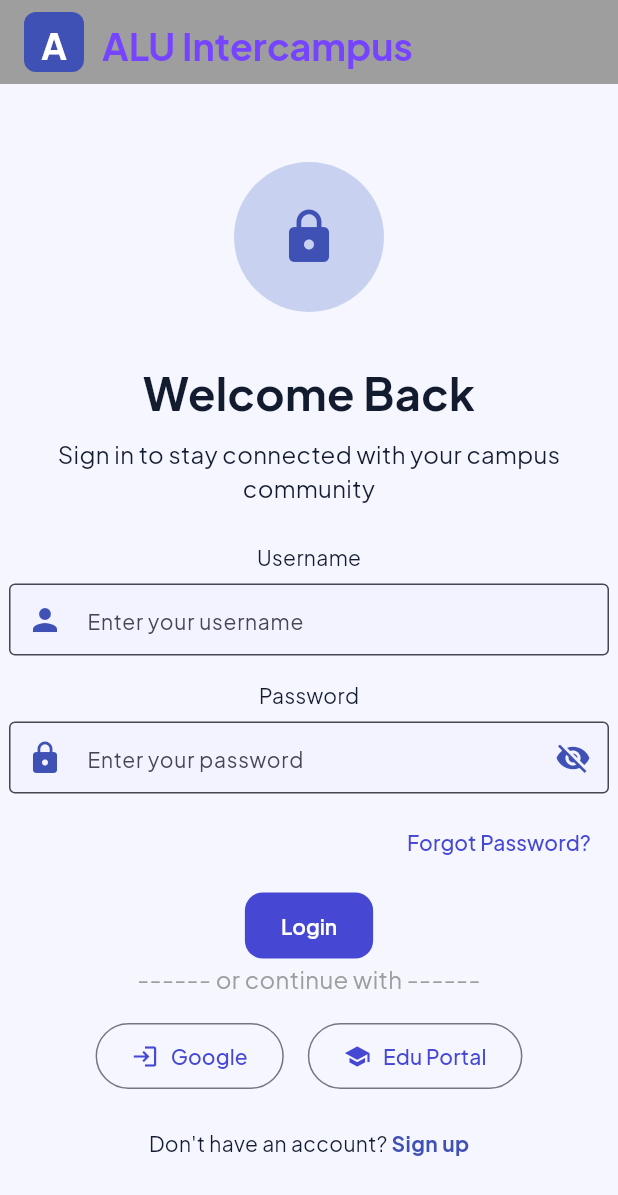
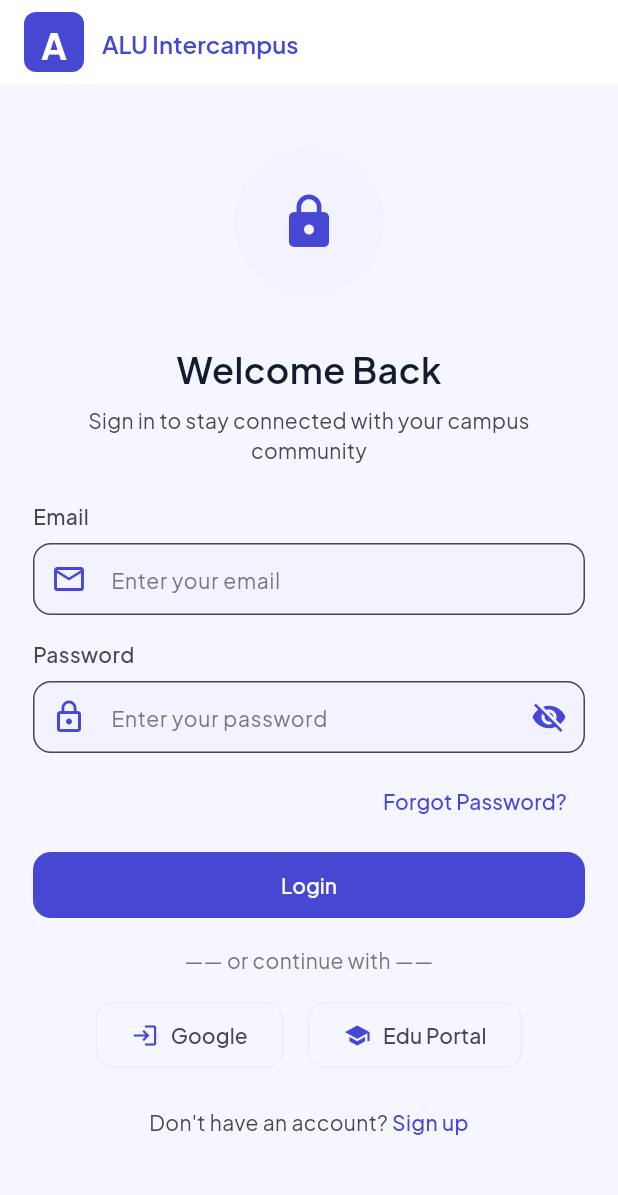
Before and after one commit to Udopara/Project1_Group-2, a Flutter app: the screen it shows after launch, on a phone screen of 412 x 824 dp. Shown: the top 1195 px of the screen. Run offline on Flutter 3.47's test engine with Material 3 defaults, Android fonts, the light colour scheme and no system bars; accounts and stored records are empty.

Commit message:
made a few changes in main.dart and login.dart and added the RSVP list

```diff
--- a/lib/main.dart
+++ b/lib/main.dart
@@ -6,6 +6,7 @@ import 'package:formative_assignment1/ui/screens/explore_screen.dart';
 import 'package:formative_assignment1/ui/screens/create_screen.dart';
 import 'package:formative_assignment1/ui/screens/chats_screen.dart';
 import 'package:formative_assignment1/ui/screens/profile_screen.dart';
+import 'package:formative_assignment1/ui/screens/RSVP_screen.dart';
 
 void main() {
   runApp(const MyApp());
@@ -27,6 +28,7 @@ class MyApp extends StatelessWidget {
         '/create':  (_) => const CreateScreen(),
         '/chats':   (_) => const ChatsScreen(),
         '/profile': (_) => const ProfileScreen(),
+        '/rsvp':   (_) => const RSVP(),
       },
     );
   }
--- a/lib/ui/screens/login.dart
+++ b/lib/ui/screens/login.dart
@@ -1,4 +1,6 @@
-import "package:flutter/material.dart";
+import 'package:flutter/material.dart';
+import 'package:formative_assignment1/data/session.dart';
+import 'package:formative_assignment1/theme/app_theme.dart';
 
 class Register extends StatefulWidget {
   const Register({super.key});
@@ -7,58 +9,71 @@ class Register extends StatefulWidget {
   State<Register> createState() => _RegisterState();
 }
 
-enum Gender { male, female}
-
 class _RegisterState extends State<Register> {
   final GlobalKey<FormState> formkey = GlobalKey<FormState>();
-  final nameController = TextEditingController();
+  final emailController = TextEditingController();
   final passwordController = TextEditingController();
   bool _obscurePassword = true;
+
+  void _handleLogin() {
+    if (!formkey.currentState!.validate()) return;
+
+    Session.login(emailController.text.trim(), passwordController.text);
+
+    if (Session.isLoggedIn) {
+      Navigator.pushReplacementNamed(context, '/home');
+    } else {
+      ScaffoldMessenger.of(context).showSnackBar(
+        const SnackBar(content: Text('Invalid email or password')),
+      );
+    }
+  }
 
   @override
   Widget build(BuildContext context) {
     return Scaffold(
+      backgroundColor: AppColors.scaffoldBg,
       appBar: AppBar(
-        backgroundColor: Colors.grey,
+        backgroundColor: AppColors.white,
+        elevation: 0,
         title: Row(
           children: [
             Container(
               width: 40,
               height: 40,
               decoration: BoxDecoration(
-                color: const Color.fromARGB(255, 63, 81, 181),
-                borderRadius: BorderRadius.circular(8),
+                color: AppColors.primary,
+                borderRadius: BorderRadius.circular(AppRadius.sm),
               ),
-              child: Center(
+              child: const Center(
                 child: Text(
                   "A",
                   style: TextStyle(
-                    color: Colors.white,
+                    color: AppColors.white,
                     fontSize: 24,
                     fontWeight: FontWeight.bold,
                   ),
                 ),
               ),
             ),
-            SizedBox(width: 12),
-            Text("ALU Intercampus",
-            style: TextStyle(
-              color: const Color.fromARGB(255, 118, 68, 255),
-              fontSize: 25,
-              fontWeight: FontWeight.bold
-            )
+            SizedBox(width: AppSpacing.md),
+            Text(
+              "ALU Intercampus",
+              style: AppTextStyles.headingSmall.copyWith(color: AppColors.primary),
             ),
           ],
         ),
         centerTitle: false,
-
       ),
       body: Center(
+        child: SingleChildScrollView(
           child: Column(
             mainAxisAlignment: MainAxisAlignment.center,
             children: [
               SizedBox(
                 width: 400,
+                child: Padding(
+                  padding: const EdgeInsets.symmetric(horizontal: AppSpacing.lg),
                   child: Column(
                     children: [
                       Stack(
@@ -67,76 +82,83 @@ class _RegisterState extends State<Register> {
                           Container(
                             width: 100,
                             height: 100,
-                        decoration: BoxDecoration(
-                          color: const Color.fromARGB(255, 200, 210, 240),
+                            decoration: const BoxDecoration(
+                              color: AppColors.primaryLight,
                               shape: BoxShape.circle,
                             ),
                           ),
-                      Icon(
+                          const Icon(
                             Icons.lock,
                             size: 40,
-                        color: const Color.fromARGB(255, 63, 81, 181),
+                            color: AppColors.primary,
                           ),
                         ],
                       ),
-                  SizedBox(height: 32),
-                  Text("Welcome Back",
-                  style: TextStyle(
-                    fontSize: 30,
-                    fontWeight: FontWeight.bold
-                  ),
-                  ),
-                  SizedBox(height: 8),
-                  Text("Sign in to stay connected with your campus community",
-                  style: TextStyle(
-                    fontSize: 16,
-                  ),
+                      SizedBox(height: AppSpacing.xxl),
+                      Text("Welcome Back", style: AppTextStyles.headingLarge),
+                      SizedBox(height: AppSpacing.sm),
+                      Text(
+                        "Sign in to stay connected with your campus community",
+                        style: AppTextStyles.bodyMedium,
                         textAlign: TextAlign.center,
                       ),
-                  SizedBox(height: 24),
+                      SizedBox(height: AppSpacing.xl),
                       Form(
                         key: formkey,
                         child: Column(
+                          crossAxisAlignment: CrossAxisAlignment.start,
                           children: [
-                        Text("Username",
-                        style: TextStyle(
-                          fontSize: 14,
-
+                            Text("Email", style: AppTextStyles.labelMedium),
+                            SizedBox(height: AppSpacing.sm),
+                            TextFormField(
+                              controller: emailController,
+                              keyboardType: TextInputType.emailAddress,
+                              validator: (v) =>
+                                  (v == null || v.trim().isEmpty) ? 'Please enter your email' : null,
+                              decoration: InputDecoration(
+                                border: OutlineInputBorder(
+                                  borderRadius: BorderRadius.circular(AppRadius.input),
+                                ),
+                                prefixIcon: const Icon(
+                                  Icons.email_outlined,
+                                  color: AppColors.primary,
+                                ),
+                                hintText: "Enter your email",
+                                hintStyle: AppTextStyles.bodyMedium.copyWith(
+                                  color: AppColors.textMuted,
+                                ),
+                                filled: true,
+                                fillColor: AppColors.primaryLight,
                               ),
                             ),
-                        SizedBox(height: 8),
-                        TextFormField(
-                          controller: nameController,
-                          decoration: InputDecoration(
-                            border: OutlineInputBorder(),
-                            prefixIcon: Icon(
-                              Icons.person,
-                              color: const Color.fromARGB(255, 63, 81, 181),
-                            ),
-                            hintText: "Enter your username",
-                          )
-                        ),
-                        SizedBox(height: 16),
-                        Text("Password",
-                        style: TextStyle(
-                          fontSize: 14,
-                        ),
-                        ),
-                        SizedBox(height: 8),
+                            SizedBox(height: AppSpacing.lg),
+                            Text("Password", style: AppTextStyles.labelMedium),
+                            SizedBox(height: AppSpacing.sm),
                             TextFormField(
                               obscureText: _obscurePassword,
                               controller: passwordController,
+                              validator: (v) =>
+                                  (v == null || v.isEmpty) ? 'Please enter your password' : null,
                               decoration: InputDecoration(
-                            border: OutlineInputBorder(),
-                            prefixIcon: Icon(
-                              Icons.lock,
-                              color: const Color.fromARGB(255, 63, 81, 181),
+                                border: OutlineInputBorder(
+                                  borderRadius: BorderRadius.circular(AppRadius.input),
+                                ),
+                                prefixIcon: const Icon(
+                                  Icons.lock_outline,
+                                  color: AppColors.primary,
                                 ),
                                 hintText: "Enter your password",
+                                hintStyle: AppTextStyles.bodyMedium.copyWith(
+                                  color: AppColors.textMuted,
+                                ),
+                                filled: true,
+                                fillColor: AppColors.primaryLight,
                                 suffixIcon: IconButton(
                                   icon: Icon(
-                                _obscurePassword ? Icons.visibility_off : Icons.visibility,
-                                color: const Color.fromARGB(255, 63, 81, 181),
+                                    _obscurePassword
+                                        ? Icons.visibility_off
+                                        : Icons.visibility,
+                                    color: AppColors.primary,
                                   ),
                                   onPressed: () {
                                     setState(() {
@@ -149,83 +171,105 @@ class _RegisterState extends State<Register> {
                           ],
                         ),
                       ),
-                  SizedBox(height: 8),
+                      SizedBox(height: AppSpacing.sm),
                       Row(
                         mainAxisAlignment: MainAxisAlignment.end,
                         children: [
                           TextButton(
-                        onPressed: () {
-                        },
-                        child: Text("Forgot Password?"),
-                      )
-                    ]
-                  ),
-                  SizedBox(height: 8),
-                  Row(
-                    mainAxisAlignment: MainAxisAlignment.center,
-                    children: [
-                      ElevatedButton(
-                        onPressed: () {
-                        },
-                        child: Text("Login"),
-                      )
-                    ]
-                  ),
-                  Text("------ or continue with ------",
-                  style: TextStyle(
-                    fontSize: 16,
-                    color: Colors.grey
-                  ),
-                  textAlign: TextAlign.center,
-                  ),
-                  SizedBox(height: 16),
-                  Row(
-                    mainAxisAlignment: MainAxisAlignment.center,
-                    children: [
-                      OutlinedButton.icon(
-                        onPressed: () {
-                        },
-                        icon: Icon(Icons.login),
-                        label: Text("Google"),
-                        style: OutlinedButton.styleFrom(
-                          padding: EdgeInsets.symmetric(horizontal: 24, vertical: 12),
-                        ),
-                      ),
-                      SizedBox(width: 16),
-                      OutlinedButton.icon(
-                        onPressed: () {
-                        },
-                        icon: Icon(Icons.school),
-                        label: Text("Edu Portal"),
-                        style: OutlinedButton.styleFrom(
-                          padding: EdgeInsets.symmetric(horizontal: 24, vertical: 12),
-                        ),
-                      ),
-                    ],
-                  ),
-                  SizedBox(height: 24),
-                  Row(
-                    mainAxisAlignment: MainAxisAlignment.center,
-                    children: [
-                      Text("Don't have an account? "),
-                      GestureDetector(
-                        onTap: () {
-                        },
+                            onPressed: () {},
                             child: Text(
-                          "Sign up",
-                          style: TextStyle(
-                            color: const Color.fromARGB(255, 63, 81, 181),
-                            fontWeight: FontWeight.bold,
+                              "Forgot Password?",
+                              style: AppTextStyles.labelMedium.copyWith(
+                                color: AppColors.primary,
                               ),
                             ),
                           ),
                         ],
                       ),
-
+                      SizedBox(height: AppSpacing.sm),
+                      SizedBox(
+                        width: double.infinity,
+                        child: ElevatedButton(
+                          onPressed: _handleLogin,
+                          style: ElevatedButton.styleFrom(
+                            backgroundColor: AppColors.primary,
+                            foregroundColor: AppColors.white,
+                            padding: const EdgeInsets.symmetric(vertical: AppSpacing.md),
+                            shape: RoundedRectangleBorder(
+                              borderRadius: BorderRadius.circular(AppRadius.button),
+                            ),
+                          ),
+                          child: Text("Login", style: AppTextStyles.labelMedium.copyWith(
+                            color: AppColors.white,
+                          )),
+                        ),
+                      ),
+                      SizedBox(height: AppSpacing.lg),
+                      Text(
+                        "—— or continue with ——",
+                        style: AppTextStyles.bodyMedium.copyWith(color: AppColors.textMuted),
+                        textAlign: TextAlign.center,
+                      ),
+                      SizedBox(height: AppSpacing.lg),
+                      Row(
+                        mainAxisAlignment: MainAxisAlignment.center,
+                        children: [
+                          OutlinedButton.icon(
+                            onPressed: () {},
+                            icon: const Icon(Icons.login, color: AppColors.primary),
+                            label: Text("Google", style: AppTextStyles.labelMedium),
+                            style: OutlinedButton.styleFrom(
+                              padding: const EdgeInsets.symmetric(
+                                horizontal: AppSpacing.xl,
+                                vertical: AppSpacing.md,
+                              ),
+                              side: const BorderSide(color: AppColors.cardBorder),
+                              shape: RoundedRectangleBorder(
+                                borderRadius: BorderRadius.circular(AppRadius.button),
+                              ),
+                            ),
+                          ),
+                          SizedBox(width: AppSpacing.lg),
+                          OutlinedButton.icon(
+                            onPressed: () {},
+                            icon: const Icon(Icons.school, color: AppColors.primary),
+                            label: Text("Edu Portal", style: AppTextStyles.labelMedium),
+                            style: OutlinedButton.styleFrom(
+                              padding: const EdgeInsets.symmetric(
+                                horizontal: AppSpacing.xl,
+                                vertical: AppSpacing.md,
+                              ),
+                              side: const BorderSide(color: AppColors.cardBorder),
+                              shape: RoundedRectangleBorder(
+                                borderRadius: BorderRadius.circular(AppRadius.button),
+                              ),
+                            ),
+                          ),
+                        ],
+                      ),
+                      SizedBox(height: AppSpacing.xl),
+                      Row(
+                        mainAxisAlignment: MainAxisAlignment.center,
+                        children: [
+                          Text("Don't have an account? ", style: AppTextStyles.bodyMedium),
+                          GestureDetector(
+                            onTap: () {},
+                            child: Text(
+                              "Sign up",
+                              style: AppTextStyles.labelMedium.copyWith(
+                                color: AppColors.primary,
+                              ),
+                            ),
+                          ),
+                        ],
+                      ),
+                      SizedBox(height: AppSpacing.xl),
                     ],
                   ),
                 ),
-          ]
+              ),
+            ],
+          ),
         ),
       ),
     );
```
Also changed, not shown: lib/ui/screens/RSVP_screen.dart (added, +294 -0 lines). Lines whose indentation alone changed are shown as unchanged.
